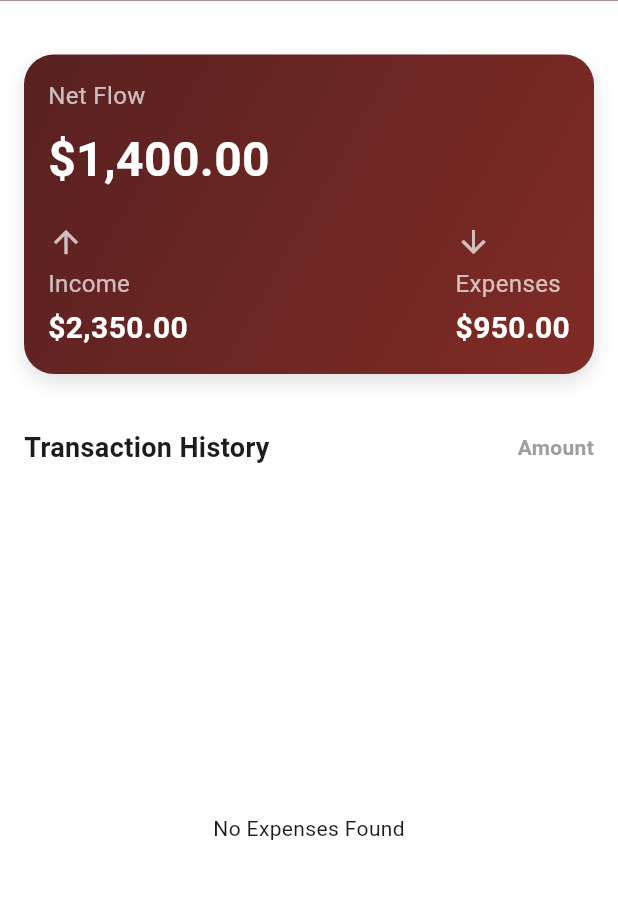
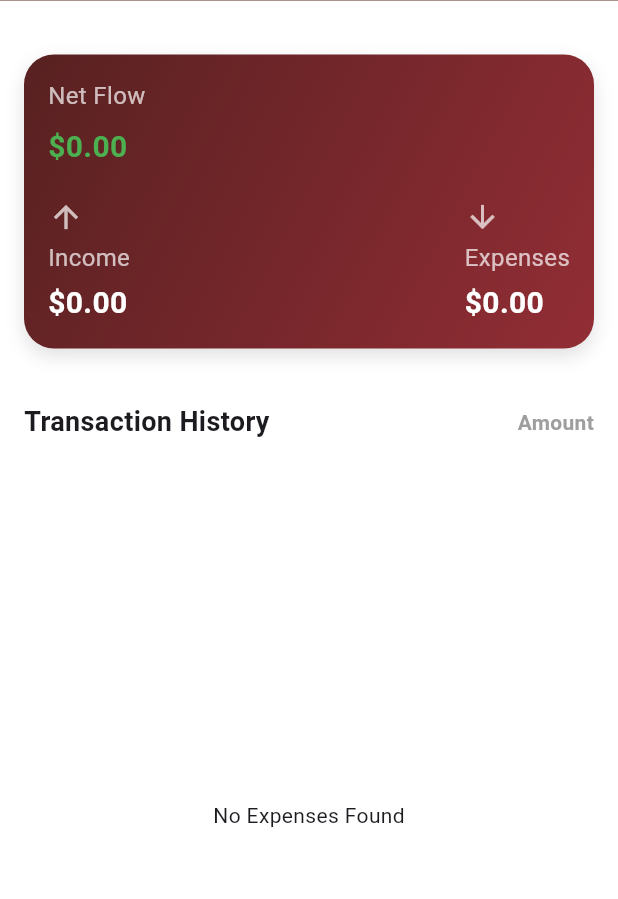
Before and after one commit to lrongyi/Orbital, a Flutter app: the Expenses screen opened directly, after a tap on the "arrow left" icon, on a phone screen of 412 x 824 dp, the part 76-975 px from its top. Run offline on Flutter 3.47's test engine with Material 3 defaults, Android fonts, the phone set to English and light mode, and no system bars; our stand-ins replace cloud_firestore, firebase_auth, firebase_core, fl_chart, flutter_colorpicker, flutter_dotenv and 2 more; accounts and stored records are empty.

Commit message:
1. Combined category onboarding screens 2. Added backend for the expense card

```diff
--- a/lib/main.dart
+++ b/lib/main.dart
@@ -33,8 +33,8 @@ class MyApp extends StatelessWidget {
   @override
   Widget build(BuildContext context) {
     return MaterialApp(
-      // home: LogIn(),
-      home: SelectCategories(),
+      home: LogIn(),
+      // home: SelectCategories(),
       // home: Navigation(),
       // home: Billing()
     );
--- a/lib/screens/main_screens/expenses_screens/expenses.dart
+++ b/lib/screens/main_screens/expenses_screens/expenses.dart
@@ -1,4 +1,7 @@
+// ignore_for_file: prefer_const_constructors
+
 import 'package:cloud_firestore/cloud_firestore.dart';
+import 'package:flutter/cupertino.dart';
 import 'package:flutter/material.dart';
 import 'package:intl/intl.dart';
 import 'package:provider/provider.dart';
@@ -83,7 +86,7 @@ class _ExpensesState extends State<Expenses> {
 
                 const SizedBox(height: 20),
                 // Card. See helper 1
-                _expensesCard(),
+                _expensesCard(monthNotifier._currentMonth),
 
                 const SizedBox(height: 20),
 
@@ -308,15 +311,15 @@ class _ExpensesState extends State<Expenses> {
   }
 
   // Helper 1: Expenses Card
-  Widget _expensesCard() {
+  Widget _expensesCard(DateTime time) {
     return Padding(
       padding: const EdgeInsets.all(16.0),
       child: Container(
         decoration: BoxDecoration(
           borderRadius: BorderRadius.circular(20),
           gradient: LinearGradient(
-            // colors: [Colors.red.shade900, Colors.red.shade700],
-            colors: [mainColor, Color.fromARGB(255, 128, 43, 37)],
+            // Color.fromARGB(255, 128, 43, 37)
+            colors: [mainColor, Color.fromARGB(255, 146, 45, 53)],
             begin: Alignment.topLeft,
             end: Alignment.bottomRight,
           ),
@@ -329,26 +332,52 @@ class _ExpensesState extends State<Expenses> {
           ],
         ),
         padding: const EdgeInsets.all(16),
-        child: const Column(
+        child: Column(
           crossAxisAlignment: CrossAxisAlignment.start,
           children: [
-            Text(
+            const Text(
               'Net Flow',
               style: TextStyle(
                 color: Colors.white70,
                 fontSize: 16,
               ),
             ),
-            SizedBox(height: 8),
-            Text(
-              '\$1,400.00',
+            const SizedBox(height: 8),
+            FutureBuilder<double>(
+                      future: ExpenseMethods().getMonthlyNetChange(time),
+                      builder: (context, snapshot) {
+                        if (snapshot.connectionState == ConnectionState.waiting) {
+                          return CircularProgressIndicator(); // Display a loading indicator while waiting
+                        } else if (snapshot.hasError) {
+                          return Text(
+                            'Error: ${snapshot.error}',
+                            style: TextStyle(
+                              color: Colors.red,
+                              fontSize: 20,
+                            ),
+                          );
+                        } else if (snapshot.hasData) {
+                          return Text(
+                            '\$${snapshot.data!.toStringAsFixed(2)}', // Display the amount returned by the method
+                            style: TextStyle(
+                              color: snapshot.data! < 0 ? Colors.red : Colors.green,
+                              fontSize: 20,
+                              fontWeight: FontWeight.bold,
+                            ),
+                          );
+                        } else {
+                          return Text(
+                            '\$0.00',
                             style: TextStyle(
                               color: Colors.white,
-                fontSize: 32,
+                              fontSize: 20,
                               fontWeight: FontWeight.bold,
                             ),
+                          );
+                        }
+                      },
                     ),
-            SizedBox(height: 20),
+            const SizedBox(height: 20),
             Row(
               mainAxisAlignment: MainAxisAlignment.spaceBetween,
               children: [
@@ -368,13 +397,39 @@ class _ExpensesState extends State<Expenses> {
                       ),
                     ),
                     SizedBox(height: 4),
-                    Text(
-                      '\$2,350.00',
+                    FutureBuilder<double>(
+                      future: ExpenseMethods().getMonthlyIncome(time),
+                      builder: (context, snapshot) {
+                        if (snapshot.connectionState == ConnectionState.waiting) {
+                          return CircularProgressIndicator(); // Display a loading indicator while waiting
+                        } else if (snapshot.hasError) {
+                          return Text(
+                            'Error: ${snapshot.error}',
+                            style: TextStyle(
+                              color: Colors.red,
+                              fontSize: 20,
+                            ),
+                          );
+                        } else if (snapshot.hasData) {
+                          return Text(
+                            '\$${snapshot.data!.toStringAsFixed(2)}', // Display the amount returned by the method
                             style: TextStyle(
                               color: Colors.white,
                               fontSize: 20,
                               fontWeight: FontWeight.bold,
                             ),
+                          );
+                        } else {
+                          return Text(
+                            '\$0.00',
+                            style: TextStyle(
+                              color: Colors.white,
+                              fontSize: 20,
+                              fontWeight: FontWeight.bold,
+                            ),
+                          );
+                        }
+                      },
                     ),
                   ],
                 ),
@@ -394,13 +449,40 @@ class _ExpensesState extends State<Expenses> {
                       ),
                     ),
                     SizedBox(height: 4),
-                    Text(
-                      '\$950.00',
+
+                    FutureBuilder<double>(
+                      future: ExpenseMethods().getMonthlySpending(time),
+                      builder: (context, snapshot) {
+                        if (snapshot.connectionState == ConnectionState.waiting) {
+                          return CircularProgressIndicator(); // Display a loading indicator while waiting
+                        } else if (snapshot.hasError) {
+                          return Text(
+                            'Error: ${snapshot.error}',
+                            style: TextStyle(
+                              color: Colors.red,
+                              fontSize: 20,
+                            ),
+                          );
+                        } else if (snapshot.hasData) {
+                          return Text(
+                            '\$${snapshot.data!.toStringAsFixed(2)}', // Display the amount returned by the method
                             style: TextStyle(
                               color: Colors.white,
                               fontSize: 20,
                               fontWeight: FontWeight.bold,
                             ),
+                          );
+                        } else {
+                          return Text(
+                            '\$0.00',
+                            style: TextStyle(
+                              color: Colors.white,
+                              fontSize: 20,
+                              fontWeight: FontWeight.bold,
+                            ),
+                          );
+                        }
+                      },
                     ),
                   ],
                 ),
--- a/lib/services/expense_methods.dart
+++ b/lib/services/expense_methods.dart
@@ -79,6 +79,25 @@ class ExpenseMethods {
     return totalSpending;
   }
 
+  Future<double> getMonthlyIncome(DateTime time) async {
+    DateTime startOfMonth = DateTime(time.year, time.month);
+    DateTime endOfMonth = time.month != 12 ? DateTime(time.year, time.month + 1) : DateTime(time.year + 1, 1);
+
+    QuerySnapshot<Expense> query = await getExpensesRef(UserMethods().getCurrentUserId()).where('date', isGreaterThanOrEqualTo: startOfMonth).where('date', isLessThan: endOfMonth).get();
+
+    double totalIncome = 0.0;
+
+    if (query.docs.isNotEmpty) {
+      for (var expenses in query.docs) {
+        Expense data = expenses.data();
+        // totalSpending += -1 * data.amount;
+        data.amount > 0 ? totalIncome += data.amount : totalIncome = totalIncome;
+      }
+    }
+
+    return totalIncome;
+  }
+
   Future<double> getMonthlyNetChange(DateTime time) async {
     DateTime startOfMonth = DateTime(time.year, time.month);
     DateTime endOfMonth = time.month != 12 ? DateTime(time.year, time.month + 1) : DateTime(time.year + 1, 1);
@@ -90,7 +109,7 @@ class ExpenseMethods {
     if (query.docs.isNotEmpty) {
       for (var expenses in query.docs) {
         Expense data = expenses.data();
-        totalSpending += -1 * data.amount;
+        totalSpending += data.amount;
       }
     }
 
--- a/pubspec.yaml
+++ b/pubspec.yaml
@@ -40,7 +40,7 @@ dependencies:
   firebase_ui_auth: ^1.14.0
   google_sign_in: ^6.2.1
   cloud_firestore: ^4.17.3
-  intl: ^0.19.0
+  intl: ^0.18.1
   flutter_colorpicker: ^1.1.0
   fl_chart: ^0.35.0
   provider: ^6.1.2
```
Also changed, not shown: lib/screens/onboarding_screens/edit_categories.dart (+90 -53 lines), pubspec.lock. Lines whose indentation alone changed are shown as unchanged.
